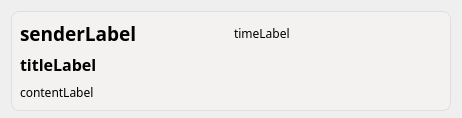
This is view/messageCenter/messageblock.ui in JunWang666/LabNexus as Qt 5 draws it before an edit. The edited form follows.
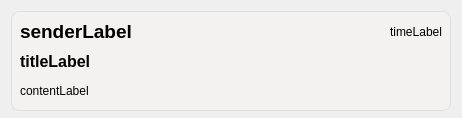
This is the edited form.

Diff of the .ui file:
```diff
--- a/view/messageCenter/messageblock.ui
+++ b/view/messageCenter/messageblock.ui
@@ -84,7 +84,7 @@
                                             <widget class="QLabel" name="senderLabel">
                                                 <property name="font">
                                                     <font>
-                                                        <family>Segoe UI Variable</family>
+                                                        <family>Microsoft YaHei UI</family>
                                                         <pointsize>14</pointsize>
                                                         <bold>true</bold>
                                                     </font>
@@ -98,13 +98,18 @@
                                             <widget class="QLabel" name="timeLabel">
                                                 <property name="font">
                                                     <font>
-                                                        <family>Segoe UI Variable</family>
+                                                        <family>Microsoft YaHei UI</family>
                                                         <pointsize>9</pointsize>
                                                     </font>
                                                 </property>
                                                 <property name="text">
                                                     <string>timeLabel</string>
                                                 </property>
+                                                <property name="alignment">
+                                                    <set>
+                                                        Qt::AlignmentFlag::AlignRight|Qt::AlignmentFlag::AlignTrailing|Qt::AlignmentFlag::AlignVCenter
+                                                    </set>
+                                                </property>
                                             </widget>
                                         </item>
                                     </layout>
@@ -113,7 +118,7 @@
                                     <widget class="QLabel" name="titleLabel">
                                         <property name="font">
                                             <font>
-                                                <family>Segoe UI Variable</family>
+                                                <family>Microsoft YaHei UI</family>
                                                 <pointsize>12</pointsize>
                                                 <bold>true</bold>
                                             </font>
@@ -127,7 +132,7 @@
                                     <widget class="QLabel" name="contentLabel">
                                         <property name="font">
                                             <font>
-                                                <family>Segoe UI Variable</family>
+                                                <family>Microsoft YaHei UI</family>
                                             </font>
                                         </property>
                                         <property name="text">
```
